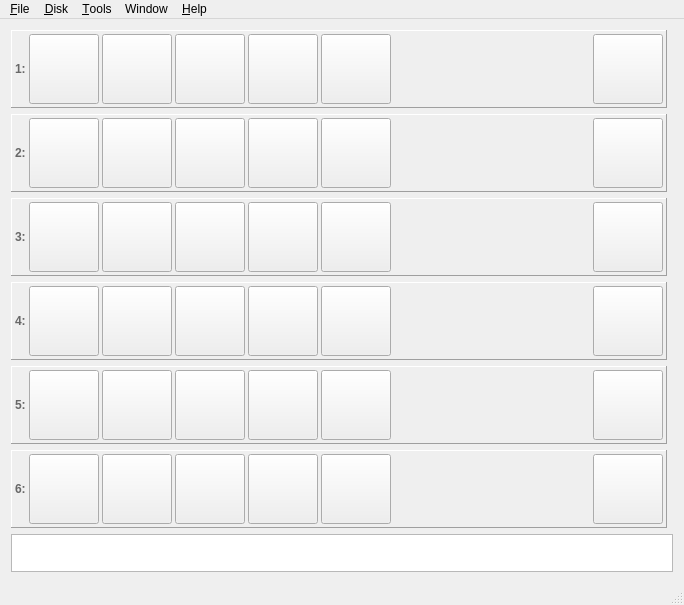
Qt form mainwindow.ui (greblus/aspeqt) before a commit.
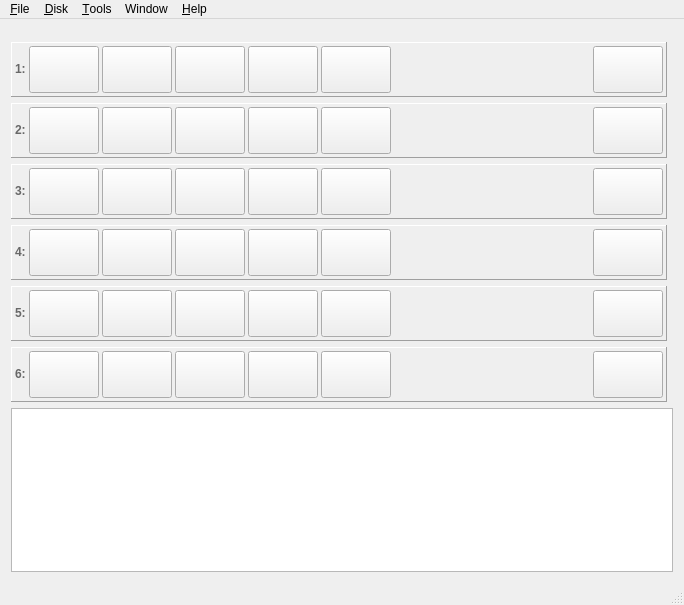
The same form after that commit. Icons and pictures are not drawn.

Commit message: Layout changes (looks great on Lenovo Tab2 A7).

```diff
--- a/mainwindow.ui
+++ b/mainwindow.ui
@@ -164,12 +164,6 @@
            <verstretch>0</verstretch>
           </sizepolicy>
          </property>
-         <property name="minimumSize">
-          <size>
-           <width>70</width>
-           <height>70</height>
-          </size>
-         </property>
          <property name="maximumSize">
           <size>
            <width>70</width>
@@ -201,12 +195,6 @@
            <verstretch>0</verstretch>
           </sizepolicy>
          </property>
-         <property name="minimumSize">
-          <size>
-           <width>70</width>
-           <height>70</height>
-          </size>
-         </property>
          <property name="maximumSize">
           <size>
            <width>70</width>
@@ -238,12 +226,6 @@
            <verstretch>0</verstretch>
           </sizepolicy>
          </property>
-         <property name="minimumSize">
-          <size>
-           <width>70</width>
-           <height>70</height>
-          </size>
-         </property>
          <property name="maximumSize">
           <size>
            <width>70</width>
@@ -278,12 +260,6 @@
            <verstretch>0</verstretch>
           </sizepolicy>
          </property>
-         <property name="minimumSize">
-          <size>
-           <width>70</width>
-           <height>70</height>
-          </size>
-         </property>
          <property name="maximumSize">
           <size>
            <width>70</width>
@@ -321,12 +297,6 @@
            <verstretch>0</verstretch>
           </sizepolicy>
          </property>
-         <property name="minimumSize">
-          <size>
-           <width>70</width>
-           <height>70</height>
-          </size>
-         </property>
          <property name="maximumSize">
           <size>
            <width>70</width>
@@ -485,12 +455,6 @@
            <verstretch>0</verstretch>
           </sizepolicy>
          </property>
-         <property name="minimumSize">
-          <size>
-           <width>70</width>
-           <height>70</height>
-          </size>
-         </property>
          <property name="maximumSize">
           <size>
            <width>70</width>
@@ -678,12 +642,6 @@
            <verstretch>0</verstretch>
           </sizepolicy>
          </property>
-         <property name="minimumSize">
-          <size>
-           <width>70</width>
-           <height>70</height>
-          </size>
-         </property>
          <property name="maximumSize">
           <size>
            <width>70</width>
@@ -715,12 +673,6 @@
            <verstretch>0</verstretch>
           </sizepolicy>
          </property>
-         <property name="minimumSize">
-          <size>
-           <width>70</width>
-           <height>70</height>
-          </size>
-         </property>
          <property name="maximumSize">
           <size>
            <width>70</width>
@@ -752,12 +704,6 @@
            <verstretch>0</verstretch>
           </sizepolicy>
          </property>
-         <property name="minimumSize">
-          <size>
-           <width>70</width>
-           <height>70</height>
-          </size>
-         </property>
          <property name="maximumSize">
           <size>
            <width>70</width>
@@ -792,12 +738,6 @@
            <verstretch>0</verstretch>
           </sizepolicy>
          </property>
-         <property name="minimumSize">
-          <size>
-           <width>70</width>
-           <height>70</height>
-          </size>
-         </property>
          <property name="maximumSize">
           <size>
            <width>70</width>
@@ -835,12 +775,6 @@
            <verstretch>0</verstretch>
           </sizepolicy>
          </property>
-         <property name="minimumSize">
-          <size>
-           <width>70</width>
-           <height>70</height>
-          </size>
-         </property>
          <property name="maximumSize">
           <size>
            <width>70</width>
@@ -999,12 +933,6 @@
            <verstretch>0</verstretch>
           </sizepolicy>
          </property>
-         <property name="minimumSize">
-          <size>
-           <width>70</width>
-           <height>70</height>
-          </size>
-         </property>
          <property name="maximumSize">
           <size>
            <width>70</width>
@@ -1152,12 +1080,6 @@
            <verstretch>0</verstretch>
           </sizepolicy>
          </property>
-         <property name="minimumSize">
-          <size>
-           <width>70</width>
-           <height>70</height>
-          </size>
-         </property>
          <property name="maximumSize">
           <size>
            <width>70</width>
@@ -1189,12 +1111,6 @@
            <verstretch>0</verstretch>
           </sizepolicy>
          </property>
-         <property name="minimumSize">
-          <size>
-           <width>70</width>
-           <height>70</height>
-          </size>
-         </property>
          <property name="maximumSize">
           <size>
            <width>70</width>
@@ -1226,12 +1142,6 @@
            <verstretch>0</verstretch>
           </sizepolicy>
          </property>
-         <property name="minimumSize">
-          <size>
-           <width>70</width>
-           <height>70</height>
-          </size>
-         </property>
          <property name="maximumSize">
           <size>
            <width>70</width>
@@ -1266,12 +1176,6 @@
            <verstretch>0</verstretch>
           </sizepolicy>
          </property>
-         <property name="minimumSize">
-          <size>
-           <width>70</width>
-           <height>70</height>
-          </size>
-         </property>
          <property name="maximumSize">
           <size>
            <width>70</width>
@@ -1309,12 +1213,6 @@
            <verstretch>0</verstretch>
           </sizepolicy>
          </property>
-         <property name="minimumSize">
-          <size>
-           <width>70</width>
-           <height>70</height>
-          </size>
-         </property>
          <property name="maximumSize">
           <size>
            <width>70</width>
@@ -1482,12 +1380,6 @@
            <verstretch>0</verstretch>
           </sizepolicy>
          </property>
-         <property name="minimumSize">
-          <size>
-           <width>70</width>
-           <height>70</height>
-          </size>
-         </property>
          <property name="maximumSize">
           <size>
            <width>70</width>
@@ -1635,12 +1527,6 @@
            <verstretch>0</verstretch>
           </sizepolicy>
          </property>
-         <property name="minimumSize">
-          <size>
-           <width>70</width>
-           <height>70</height>
-          </size>
-         </property>
          <property name="maximumSize">
           <size>
            <width>70</width>
@@ -1672,12 +1558,6 @@
            <verstretch>0</verstretch>
           </sizepolicy>
          </property>
-         <property name="minimumSize">
-          <size>
-           <width>70</width>
-           <height>70</height>
-          </size>
-         </property>
          <property name="maximumSize">
           <size>
            <width>70</width>
@@ -1709,12 +1589,6 @@
            <verstretch>0</verstretch>
           </sizepolicy>
          </property>
-         <property name="minimumSize">
-          <size>
-           <width>70</width>
-           <height>70</height>
-          </size>
-         </property>
          <property name="maximumSize">
           <size>
            <width>70</width>
@@ -1749,12 +1623,6 @@
            <verstretch>0</verstretch>
           </sizepolicy>
          </property>
-         <property name="minimumSize">
-          <size>
-           <width>70</width>
-           <height>70</height>
-          </size>
-         </property>
          <property name="maximumSize">
           <size>
            <width>70</width>
@@ -1792,12 +1660,6 @@
            <verstretch>0</verstretch>
           </sizepolicy>
          </property>
-         <property name="minimumSize">
-          <size>
-           <width>70</width>
-           <height>70</height>
-          </size>
-         </property>
          <property name="maximumSize">
           <size>
            <width>70</width>
@@ -1965,12 +1827,6 @@
            <verstretch>0</verstretch>
           </sizepolicy>
          </property>
-         <property name="minimumSize">
-          <size>
-           <width>70</width>
-           <height>70</height>
-          </size>
-         </property>
          <property name="maximumSize">
           <size>
            <width>70</width>
@@ -2118,12 +1974,6 @@
            <verstretch>0</verstretch>
           </sizepolicy>
          </property>
-         <property name="minimumSize">
-          <size>
-           <width>70</width>
-           <height>70</height>
-          </size>
-         </property>
          <property name="maximumSize">
           <size>
            <width>70</width>
@@ -2155,12 +2005,6 @@
            <verstretch>0</verstretch>
           </sizepolicy>
          </property>
-         <property name="minimumSize">
-          <size>
-           <width>70</width>
-           <height>70</height>
-          </size>
-         </property>
          <property name="maximumSize">
           <size>
            <width>70</width>
@@ -2192,12 +2036,6 @@
            <verstretch>0</verstretch>
           </sizepolicy>
          </property>
-         <property name="minimumSize">
-          <size>
-           <width>70</width>
-           <height>70</height>
-          </size>
-         </property>
          <property name="maximumSize">
           <size>
            <width>70</width>
@@ -2232,12 +2070,6 @@
            <verstretch>0</verstretch>
           </sizepolicy>
          </property>
-         <property name="minimumSize">
-          <size>
-           <width>70</width>
-           <height>70</height>
-          </size>
-         </property>
          <property name="maximumSize">
           <size>
            <width>70</width>
@@ -2275,12 +2107,6 @@
            <verstretch>0</verstretch>
           </sizepolicy>
          </property>
-         <property name="minimumSize">
-          <size>
-           <width>70</width>
-           <height>70</height>
-          </size>
-         </property>
          <property name="maximumSize">
           <size>
            <width>70</width>
@@ -2439,12 +2265,6 @@
            <verstretch>0</verstretch>
           </sizepolicy>
          </property>
-         <property name="minimumSize">
-          <size>
-           <width>70</width>
-           <height>70</height>
-          </size>
-         </property>
          <property name="maximumSize">
           <size>
            <width>70</width>
@@ -2616,12 +2436,6 @@
            <verstretch>0</verstretch>
           </sizepolicy>
          </property>
-         <property name="minimumSize">
-          <size>
-           <width>70</width>
-           <height>70</height>
-          </size>
-         </property>
          <property name="maximumSize">
           <size>
            <width>70</width>
@@ -2653,12 +2467,6 @@
            <verstretch>0</verstretch>
           </sizepolicy>
          </property>
-         <property name="minimumSize">
-          <size>
-           <width>70</width>
-           <height>70</height>
-          </size>
-         </property>
          <property name="maximumSize">
           <size>
            <width>70</width>
@@ -2690,12 +2498,6 @@
            <verstretch>0</verstretch>
           </sizepolicy>
          </property>
-         <property name="minimumSize">
-          <size>
-           <width>70</width>
-           <height>70</height>
-          </size>
-         </property>
          <property name="maximumSize">
           <size>
            <width>70</width>
@@ -2730,12 +2532,6 @@
            <verstretch>0</verstretch>
           </sizepolicy>
          </property>
-         <property name="minimumSize">
-          <size>
-           <width>70</width>
-           <height>70</height>
-          </size>
-         </property>
          <property name="maximumSize">
           <size>
            <width>70</width>
@@ -2782,12 +2578,6 @@
            <verstretch>0</verstretch>
           </sizepolicy>
          </property>
-         <property name="minimumSize">
-          <size>
-           <width>70</width>
-           <height>70</height>
-          </size>
-         </property>
          <property name="maximumSize">
           <size>
            <width>70</width>
@@ -2955,12 +2745,6 @@
            <verstretch>0</verstretch>
           </sizepolicy>
          </property>
-         <property name="minimumSize">
-          <size>
-           <width>70</width>
-           <height>70</height>
-          </size>
-         </property>
          <property name="maximumSize">
           <size>
            <width>70</width>
```
Left out of the diff: 1 changed line with no effect on the pictures. The commit also changes 4 other files.
